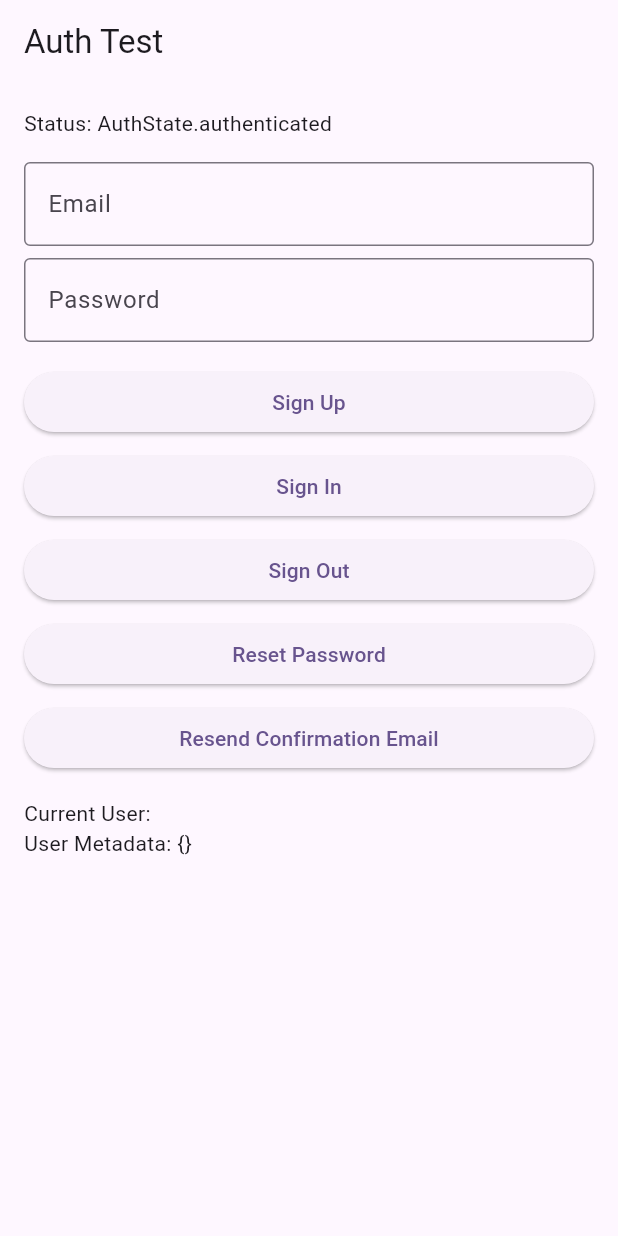
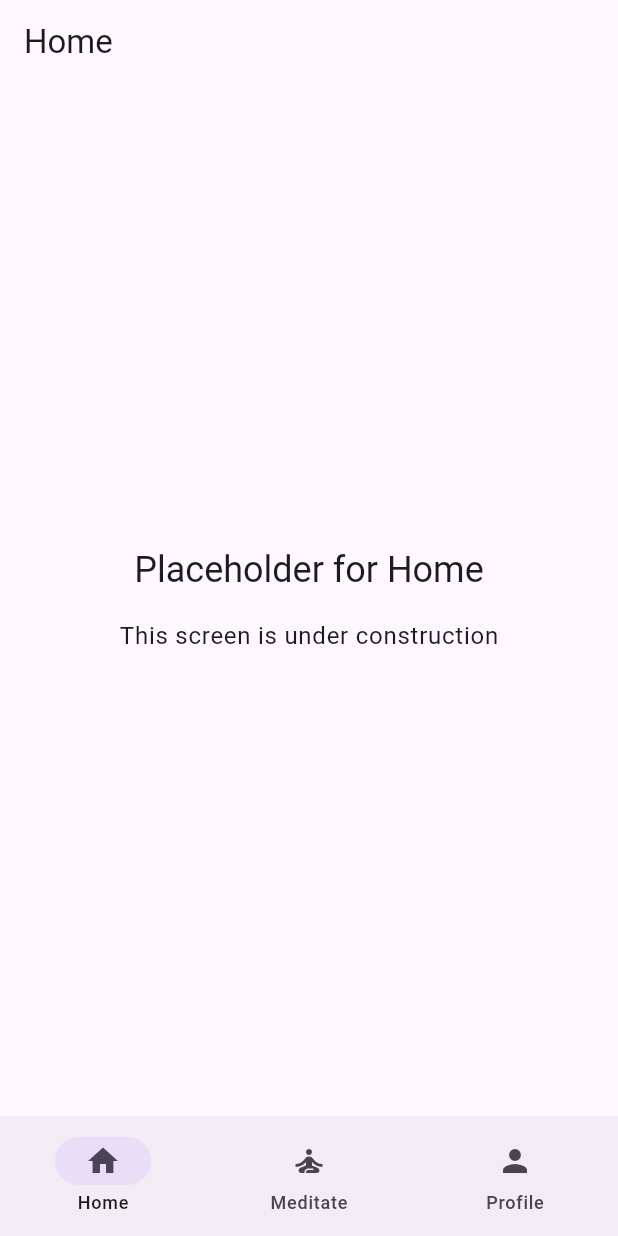
Before and after one commit to galborta/ghostcallerapp, a Flutter app: the screen it shows once a user with an empty profile is signed in, on a phone screen of 412 x 824 dp. Run offline on Flutter 3.47's test engine with Material 3 defaults, Android fonts, the phone set to English and light mode, and no system bars; our stand-ins replace app_links, flutter_dotenv, flutter_hooks, flutter_riverpod, freezed_annotation, go_router and 4 more; accounts and stored records are empty.

Commit message:
feat: implement auth flow with Supabase and add logout functionality

```diff
--- a/lib/main.dart
+++ b/lib/main.dart
@@ -7,6 +7,10 @@
 import 'package:meditation_app/screens/auth_test_screen.dart';
 import 'package:app_links/app_links.dart';
 import 'package:meditation_app/data/services/supabase_service.dart';
+import 'package:go_router/go_router.dart';
+import 'package:meditation_app/screens/placeholder_screen.dart';
+import 'package:meditation_app/services/auth_service.dart';
+import 'package:meditation_app/services/supabase_auth_service.dart';
 
 void main() async {
   try {
@@ -67,8 +71,12 @@
     }
 
     runApp(
-      const ProviderScope(
-        child: MainApp(),
+      ProviderScope(
+        overrides: [
+          // Override the abstract AuthService with our Supabase implementation
+          authServiceProvider.overrideWith((ref) => ref.watch(supabaseAuthServiceProvider)),
+        ],
+        child: const MyApp(),
       ),
     );
   } catch (e, stackTrace) {
@@ -124,18 +132,109 @@
   }
 }
 
-class MainApp extends StatelessWidget {
-  const MainApp({super.key});
+final routerProvider = Provider<GoRouter>((ref) {
+  final authState = ref.watch(authServiceProvider);
+
+  return GoRouter(
+    initialLocation: '/',
+    redirect: (context, state) {
+      final isLoggedIn = authState;
+      final isLoginRoute = state.uri.path == '/login';
+
+      debugPrint('Current auth state - isLoggedIn: $isLoggedIn, current path: ${state.uri.path}');
+
+      if (!isLoggedIn && !isLoginRoute) {
+        debugPrint('Not logged in, redirecting to login');
+        return '/login';
+      }
+      if (isLoggedIn && isLoginRoute) {
+        debugPrint('Already logged in, redirecting to home');
+        return '/';
+      }
+      return null;
+    },
+    routes: [
+      GoRoute(
+        path: '/login',
+        builder: (context, state) => const AuthTestScreen(),
+      ),
+      ShellRoute(
+        builder: (context, state, child) {
+          return Scaffold(
+            body: child,
+            bottomNavigationBar: NavigationBar(
+              destinations: const [
+                NavigationDestination(
+                  icon: Icon(Icons.home),
+                  label: 'Home',
+                ),
+                NavigationDestination(
+                  icon: Icon(Icons.self_improvement),
+                  label: 'Meditate',
+                ),
+                NavigationDestination(
+                  icon: Icon(Icons.person),
+                  label: 'Profile',
+                ),
+              ],
+              selectedIndex: _calculateSelectedIndex(state),
+              onDestinationSelected: (index) {
+                switch (index) {
+                  case 0:
+                    context.go('/');
+                    break;
+                  case 1:
+                    context.go('/meditate');
+                    break;
+                  case 2:
+                    context.go('/profile');
+                    break;
+                }
+              },
+            ),
+          );
+        },
+        routes: [
+          GoRoute(
+            path: '/',
+            builder: (context, state) => const PlaceholderScreen(routeName: 'Home'),
+          ),
+          GoRoute(
+            path: '/meditate',
+            builder: (context, state) => const PlaceholderScreen(routeName: 'Meditate'),
+          ),
+          GoRoute(
+            path: '/profile',
+            builder: (context, state) => const PlaceholderScreen(routeName: 'Profile'),
+          ),
+        ],
+      ),
+    ],
+  );
+});
+
+class MyApp extends ConsumerWidget {
+  const MyApp({super.key});
 
   @override
-  Widget build(BuildContext context) {
-    return MaterialApp(
+  Widget build(BuildContext context, WidgetRef ref) {
+    final router = ref.watch(routerProvider);
+
+    return MaterialApp.router(
       title: 'Meditation App',
       theme: ThemeData(
+        useMaterial3: true,
         colorScheme: ColorScheme.fromSeed(seedColor: Colors.deepPurple),
-        useMaterial3: true,
       ),
-      home: const AuthTestScreen(),
+      routerConfig: router,
     );
   }
 }
+
+int _calculateSelectedIndex(GoRouterState state) {
+  final String location = state.uri.path;
+  if (location == '/') return 0;
+  if (location == '/meditate') return 1;
+  if (location == '/profile') return 2;
+  return 0;
+}
--- /dev/null
+++ b/lib/screens/placeholder_screen.dart
@@ -0,0 +1,46 @@
+import 'package:flutter/material.dart';
+import 'package:flutter_riverpod/flutter_riverpod.dart';
+import 'package:meditation_app/services/auth_service.dart';
+
+class PlaceholderScreen extends ConsumerWidget {
+  final String routeName;
+
+  const PlaceholderScreen({
+    super.key,
+    required this.routeName,
+  });
+
+  @override
+  Widget build(BuildContext context, WidgetRef ref) {
+    return Scaffold(
+      appBar: AppBar(
+        title: Text(routeName),
+      ),
+      body: Center(
+        child: Column(
+          mainAxisAlignment: MainAxisAlignment.center,
+          children: [
+            Text(
+              'Placeholder for $routeName',
+              style: Theme.of(context).textTheme.headlineSmall,
+            ),
+            const SizedBox(height: 16),
+            Text(
+              'This screen is under construction',
+              style: Theme.of(context).textTheme.bodyLarge,
+            ),
+            if (routeName == 'Profile') ...[
+              const SizedBox(height: 20),
+              ElevatedButton(
+                onPressed: () {
+                  ref.read(authServiceProvider.notifier).logout();
+                },
+                child: const Text('Logout'),
+              ),
+            ],
+          ],
+        ),
+      ),
+    );
+  }
+}
--- a/pubspec.yaml
+++ b/pubspec.yaml
@@ -12,7 +12,7 @@ dependencies:
   supabase_flutter: ^2.3.4
   flutter_riverpod: ^2.5.1
   riverpod_annotation: ^2.3.5
-  go_router: ^13.2.1
+  go_router: ^13.2.5
   freezed_annotation: ^2.4.1
   json_annotation: ^4.8.1
   just_audio: ^0.9.36
@@ -35,6 +35,7 @@ dependencies:
   font_awesome_flutter: ^10.7.0
   flutter_dotenv: ^5.2.1
   app_links: ^3.5.0
+  provider: ^6.1.2
 
 dev_dependencies:
   flutter_test:
@@ -49,6 +50,7 @@ dev_dependencies:
   freezed: ^2.4.7
   json_serializable: ^6.7.1
   riverpod_generator: ^2.3.11
+  mockito: ^5.4.4
 
 flutter:
   uses-material-design: true
```
Also changed, not shown: lib/screens/auth_screen.dart (added, +91 -0 lines), lib/services/auth_service.dart (added, +13 -0 lines), lib/services/supabase_auth_service.dart (added, +45 -0 lines), pubspec.lock, 3 other files.
